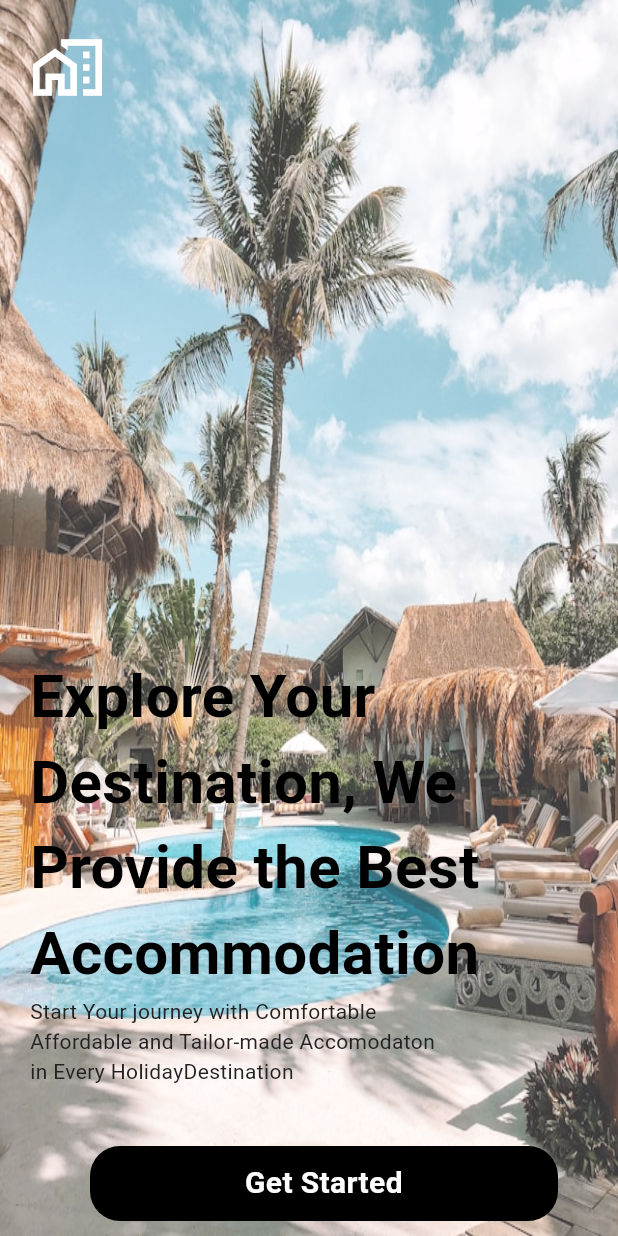
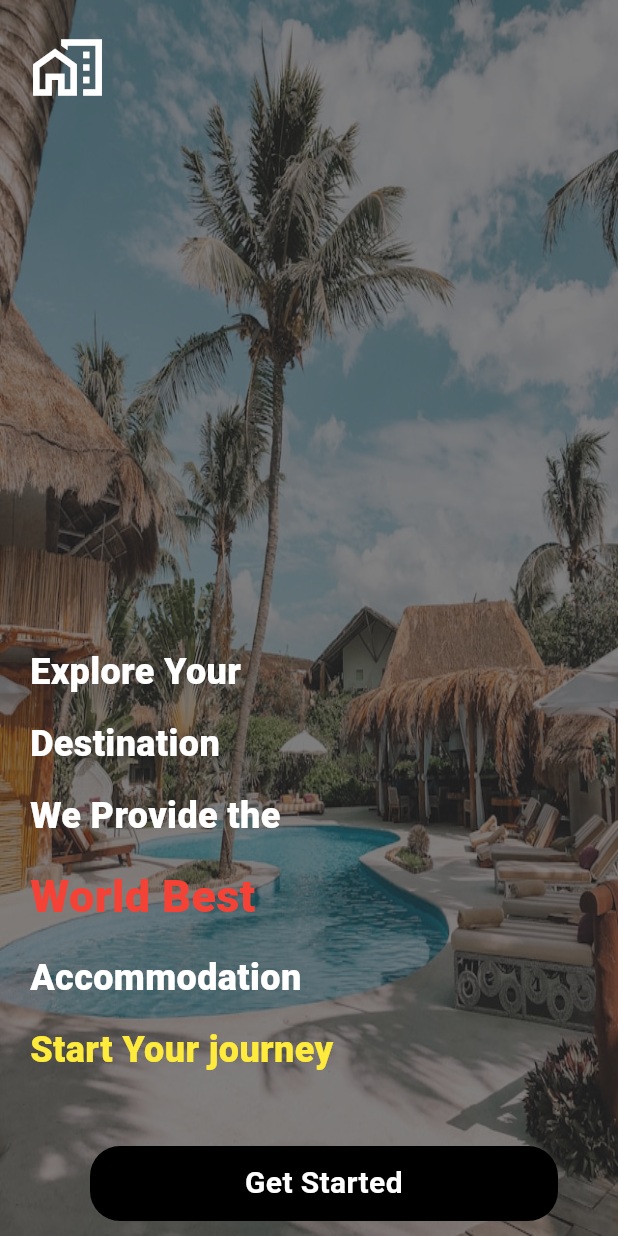
Before and after one commit to YoungjaeKimDeveloper/travel_app, a Flutter app: the screen it shows after launch, on a phone screen of 412 x 824 dp. Run offline on Flutter 3.47's test engine with Material 3 defaults, Android fonts, the phone set to English and light mode, and no system bars; our stand-ins replace google_fonts; Roboto replaces fonts that are missing (Eczar).

Commit message:
Finalised the landing page

```diff
--- a/lib/main.dart
+++ b/lib/main.dart
@@ -16,9 +16,8 @@ class MyApp extends StatelessWidget {
       initialRoute: "/",
       routes: {
         "/": (context) => const IntroPage(),
-        "main": (context) => const MainPage(),
+        "/main": (context) => const MainPage(),
       },
-      home: Scaffold(body: IntroPage()),
     );
   }
 }
--- a/lib/pages/intro_page.dart
+++ b/lib/pages/intro_page.dart
@@ -1,16 +1,23 @@
 import 'package:flutter/material.dart';
+import 'package:google_fonts/google_fonts.dart';
 
 class IntroPage extends StatelessWidget {
   const IntroPage({super.key});
 
   @override
   Widget build(BuildContext context) {
-    return Container(
+    return Scaffold(
+      body: Container(
         width: double.infinity,
         height: double.infinity,
         decoration: BoxDecoration(
           image: DecorationImage(
             image: AssetImage("lib/images/introBackground.jpg"),
+            colorFilter: ColorFilter.mode(
+              // ignore: deprecated_member_use
+              Colors.black.withOpacity(0.5),
+              BlendMode.darken,
+            ),
             fit: BoxFit.fill,
             opacity: 0.8,
           ),
@@ -35,40 +42,80 @@ class IntroPage extends StatelessWidget {
                 mainAxisAlignment: MainAxisAlignment.start,
                 crossAxisAlignment: CrossAxisAlignment.start,
                 children: [
-                Text(
-                  "Explore Your",
-                  style: TextStyle(
-                    fontSize: 40.0,
-                    color: Colors.black,
-                    fontWeight: FontWeight.bold,
+                  Text.rich(
+                    // Deafult Text Style
+                    TextSpan(
+                      style: GoogleFonts.cormorantSc(
+                        height: 2.0,
+                        textStyle: TextStyle(
+                          color: Colors.white,
+                          fontWeight: FontWeight.w900,
+                          fontSize: 24.0,
                         ),
                       ),
-                Text(
-                  "Destination, We\nProvide the Best",
-                  style: TextStyle(
-                    fontSize: 40.0,
-                    color: Colors.black,
-                    fontWeight: FontWeight.bold,
+                      children: [
+                        TextSpan(
+                          text: "Explore Your  \n",
+                          style: GoogleFonts.cormorantSc(
+                            textStyle: TextStyle(
+                              color: Colors.white,
+                              fontWeight: FontWeight.w900,
+                              fontSize: 24.0,
+                            ),
+                          ),
+                        ),
+                        TextSpan(
+                          text: "Destination",
+                          style: GoogleFonts.cormorantSc(
+                            textStyle: TextStyle(
+                              color: Colors.white,
+                              fontWeight: FontWeight.w900,
+                            ),
                           ),
                         ),
 
-                Text(
-                  "Accommodation",
-                  style: TextStyle(
-                    fontSize: 40.0,
-                    color: Colors.black,
-                    fontWeight: FontWeight.bold,
+                        TextSpan(
+                          text: " \nWe Provide the  ",
+                          style: GoogleFonts.cormorantSc(
+                            textStyle: TextStyle(
+                              color: Colors.white,
+                              fontWeight: FontWeight.w900,
                             ),
-                ),
-                Text(
-                  "Start Your journey with Comfortable\nAffordable and Tailor-made Accomodaton\nin Every Holiday\Destination",
-                  style: TextStyle(
-                    color: Colors.grey[900],
-                    fontFamily: "Raleway",
                           ),
                         ),
 
-                // Direction and get Started
+                        TextSpan(
+                          text: "\nWorld Best",
+                          style: GoogleFonts.eczar(
+                            textStyle: TextStyle(
+                              color: Colors.red,
+                              fontWeight: FontWeight.w900,
+                              fontSize: 30.0,
+                            ),
+                          ),
+                        ),
+
+                        TextSpan(
+                          text: " \nAccommodation",
+                          style: GoogleFonts.cormorantSc(
+                            textStyle: TextStyle(
+                              color: Colors.white,
+                              fontWeight: FontWeight.w900,
+                            ),
+                          ),
+                        ),
+                        TextSpan(
+                          text: "\nStart Your journey ",
+                          style: GoogleFonts.goblinOne(
+                            textStyle: TextStyle(
+                              color: Colors.yellow,
+                              fontWeight: FontWeight.w900,
+                            ),
+                          ),
+                        ),
+                      ],
+                    ),
+                  ), // Direction and get Started
                   Container(
                     decoration: BoxDecoration(
                       color: Colors.black,
@@ -84,7 +131,7 @@ class IntroPage extends StatelessWidget {
                     ),
                     child: GestureDetector(
                       onTap: () {
-                      Navigator.pushNamed(context, "/main");
+                        Navigator.pushReplacementNamed(context, "/main");
                       },
                       child: Center(
                         child: Text(
@@ -104,6 +151,7 @@ class IntroPage extends StatelessWidget {
             ),
           ],
         ),
+      ),
     );
   }
 }
--- a/lib/pages/main_page.dart
+++ b/lib/pages/main_page.dart
@@ -5,6 +5,8 @@ class MainPage extends StatelessWidget {
 
   @override
   Widget build(BuildContext context) {
-    return const Placeholder();
+    return Scaffold(
+      appBar: AppBar(title: Text("Seamless travel \nexperiences")),
+    );
   }
 }
--- a/pubspec.yaml
+++ b/pubspec.yaml
@@ -34,6 +34,7 @@ dependencies:
   # The following adds the Cupertino Icons font to your application.
   # Use with the CupertinoIcons class for iOS style icons.
   cupertino_icons: ^1.0.8
+  google_fonts: ^6.2.1
 
 dev_dependencies:
   flutter_test:
```
Also changed, not shown: pubspec.lock, 10 other files. Lines whose indentation alone changed are shown as unchanged.
